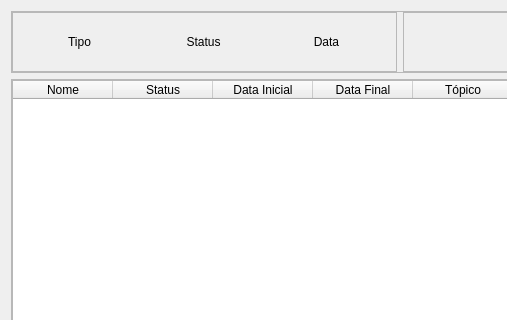
Nbdyleto/PySide6_Self_TCC, file functions/new_daily_task/new_dailytask_page.ui: the form before one commit; both pictures show x 0 to 507 and y 0 to 320 of the 800 by 600 pixel window.
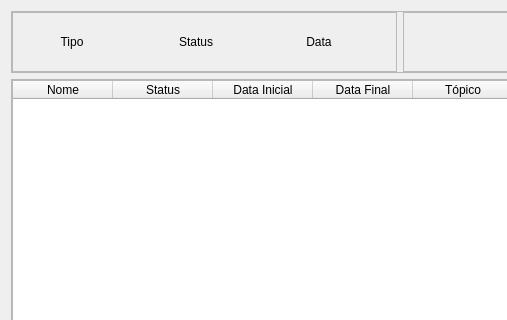
The form after the commit. Icons and pictures are not drawn.

```diff
--- a/functions/new_daily_task/new_dailytask_page.ui
+++ b/functions/new_daily_task/new_dailytask_page.ui
@@ -60,7 +60,7 @@
            </property>
            <property name="maximumSize">
             <size>
-             <width>90</width>
+             <width>150</width>
              <height>16777215</height>
             </size>
            </property>
@@ -74,9 +74,7 @@
             <string notr="true">background-repeat: no-repeat; 
 background-image: url(:/icons/images/icons/cil-browser.png);
 border-radius: 20px;
-text-align: center;
-background-position: left center;
-padding-left: 15px;</string>
+text-align: center;</string>
            </property>
            <property name="text">
             <string>Tipo</string>
@@ -93,7 +91,7 @@
            </property>
            <property name="maximumSize">
             <size>
-             <width>90</width>
+             <width>150</width>
              <height>16777215</height>
             </size>
            </property>
@@ -107,9 +105,7 @@
             <string notr="true">background-repeat: no-repeat; 
 background-image: url(:/icons/images/icons/cil-check-circle.png);
 border-radius: 20px;
-text-align: center;
-background-position: left center;
-padding-left: 15px;</string>
+text-align: center;</string>
            </property>
            <property name="text">
             <string>Status</string>
@@ -126,7 +122,7 @@
            </property>
            <property name="maximumSize">
             <size>
-             <width>90</width>
+             <width>150</width>
              <height>16777215</height>
             </size>
            </property>
@@ -140,9 +136,7 @@
             <string notr="true">background-repeat: no-repeat; 
 background-image: url(:/icons/images/icons/cil-calendar-check.png);
 border-radius: 20px;
-text-align: center;
-background-position: left center;
-padding-left: 15px;</string>
+text-align: center;</string>
            </property>
            <property name="text">
             <string>Data</string>
```
Left out of the diff: 3 changed lines with no effect on the pictures.
